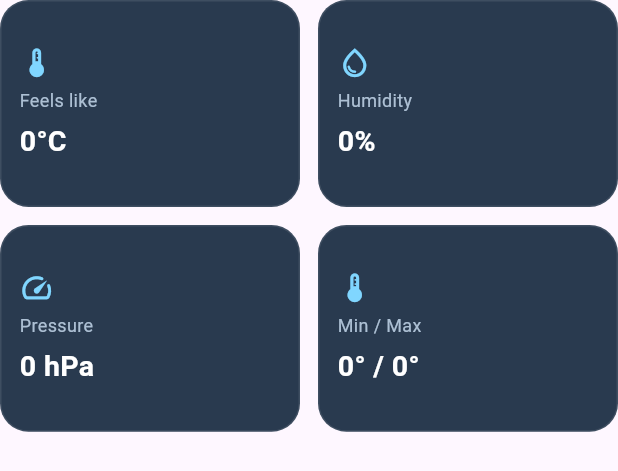
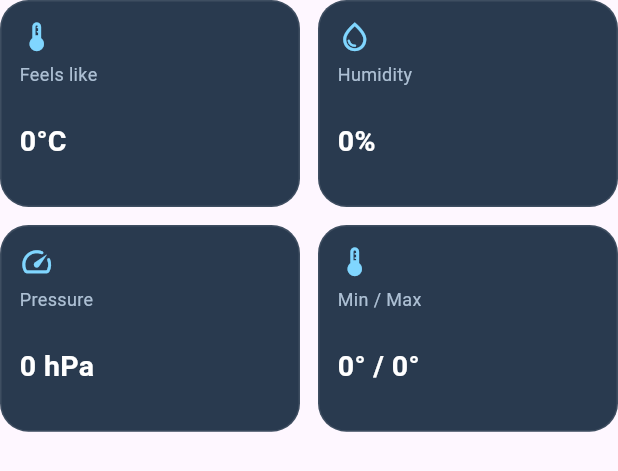
Before and after one commit to Gaurav-0301/Mausamie, a Flutter app: the WeatherDetails widget shown alone on an empty page, opened directly with empty values, on a phone screen of 412 x 824 dp. Shown: the top 471 px of the screen. Run offline on Flutter 3.47's test engine with Material 3 defaults, Android fonts, the phone set to English and light mode, and no system bars; our stand-ins replace flutter_riverpod; Roboto replaces fonts that are missing (Arial).

```diff
--- a/lib/components/WeatherDetails.dart
+++ b/lib/components/WeatherDetails.dart
@@ -13,42 +13,62 @@ class WeatherDetails extends StatelessWidget {
   @override
   Widget build(BuildContext context) {
     final data = weather.data;
+    final screenWidth = MediaQuery.sizeOf(context).width;
+
+    final isSmallScreen = screenWidth < 360;
+    final isTablet = screenWidth >= 600;
+
+    final columns = isTablet ? 4 : 2;
+    final aspectRatio = isTablet
+        ? 0.95
+        : isSmallScreen
+            ? 1.25
+            : 1.45;
 
     return GridView.count(
-      crossAxisCount: 2,
+      crossAxisCount: columns,
       shrinkWrap: true,
       physics: const NeverScrollableScrollPhysics(),
       mainAxisSpacing: 12,
       crossAxisSpacing: 12,
-      childAspectRatio: 1.45,
+      childAspectRatio: aspectRatio,
       children: [
         _detail(
           Icons.thermostat_rounded,
           'Feels like',
           '${data.feels_like.round()}°C',
+          isSmallScreen,
         ),
         _detail(
           Icons.water_drop_outlined,
           'Humidity',
           '${data.humidity}%',
+          isSmallScreen,
         ),
         _detail(
           Icons.speed_rounded,
           'Pressure',
           '${data.pressure} hPa',
+          isSmallScreen,
         ),
         _detail(
           Icons.device_thermostat_rounded,
           'Min / Max',
           '${data.temp_min.round()}° / ${data.temp_max.round()}°',
+          isSmallScreen,
         ),
       ],
     );
   }
 
-  Widget _detail(IconData icon, String title, String value) {
+  Widget _detail(
+    IconData icon,
+    String title,
+    String value,
+    bool isSmallScreen,
+  ) {
     return Container(
-      padding: const EdgeInsets.all(12),
+      padding: EdgeInsets.all(isSmallScreen ? 9 : 12),
       decoration: BoxDecoration(
         color: const Color(0xFF172A40).withValues(alpha: 0.92),
         borderRadius: BorderRadius.circular(19),
@@ -63,26 +83,34 @@ class WeatherDetails extends StatelessWidget {
           Icon(
             icon,
             color: const Color(0xFF80D6FF),
-            size: 23,
+            size: isSmallScreen ? 20 : 23,
           ),
           const SizedBox(height: 5),
           Text(
             title,
-            style: const TextStyle(
-              color: Color(0xFFADC0D4),
-              fontSize: 12,
+            maxLines: 1,
+            overflow: TextOverflow.ellipsis,
+            style: TextStyle(
+              color: const Color(0xFFADC0D4),
+              fontSize: isSmallScreen ? 11 : 12,
             ),
           ),
           const SizedBox(height: 5),
-          FittedBox(
+          Flexible(
+            child: Align(
+              alignment: Alignment.centerLeft,
+              child: FittedBox(
                 fit: BoxFit.scaleDown,
                 alignment: Alignment.centerLeft,
                 child: Text(
                   value,
-              style: const TextStyle(
+                  maxLines: 1,
+                  style: TextStyle(
                     color: Colors.white,
-                fontSize: 19,
+                    fontSize: isSmallScreen ? 16 : 19,
                     fontWeight: FontWeight.bold,
+                  ),
+                ),
               ),
             ),
           ),
```
Lines whose indentation alone changed are shown as unchanged.
